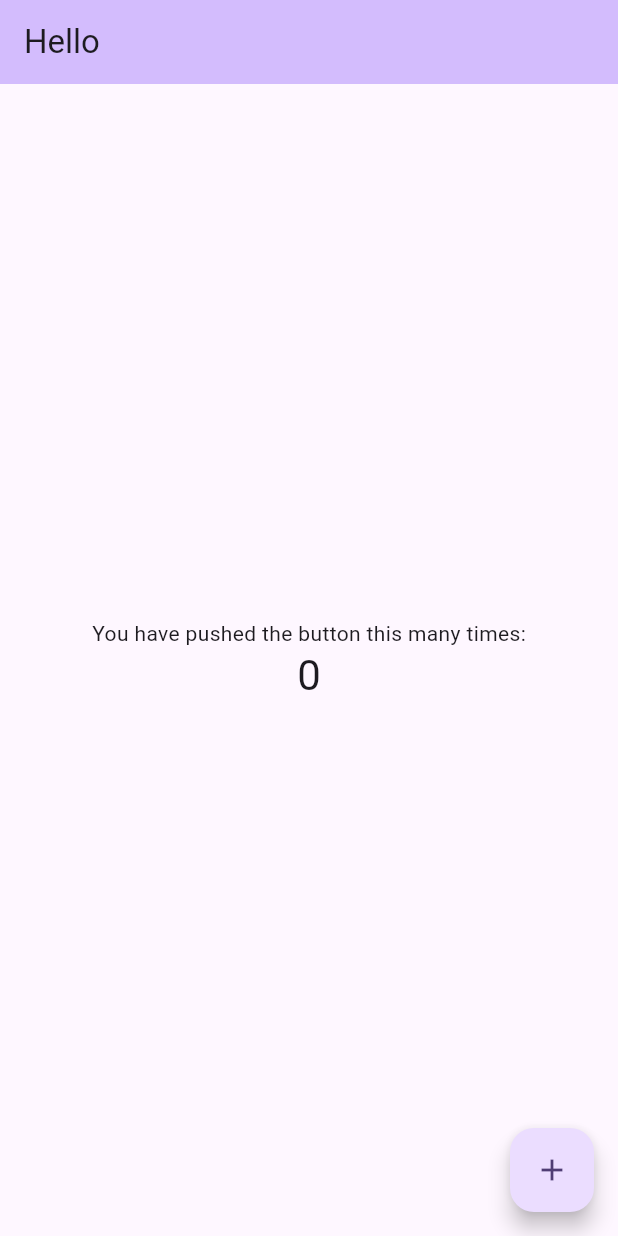
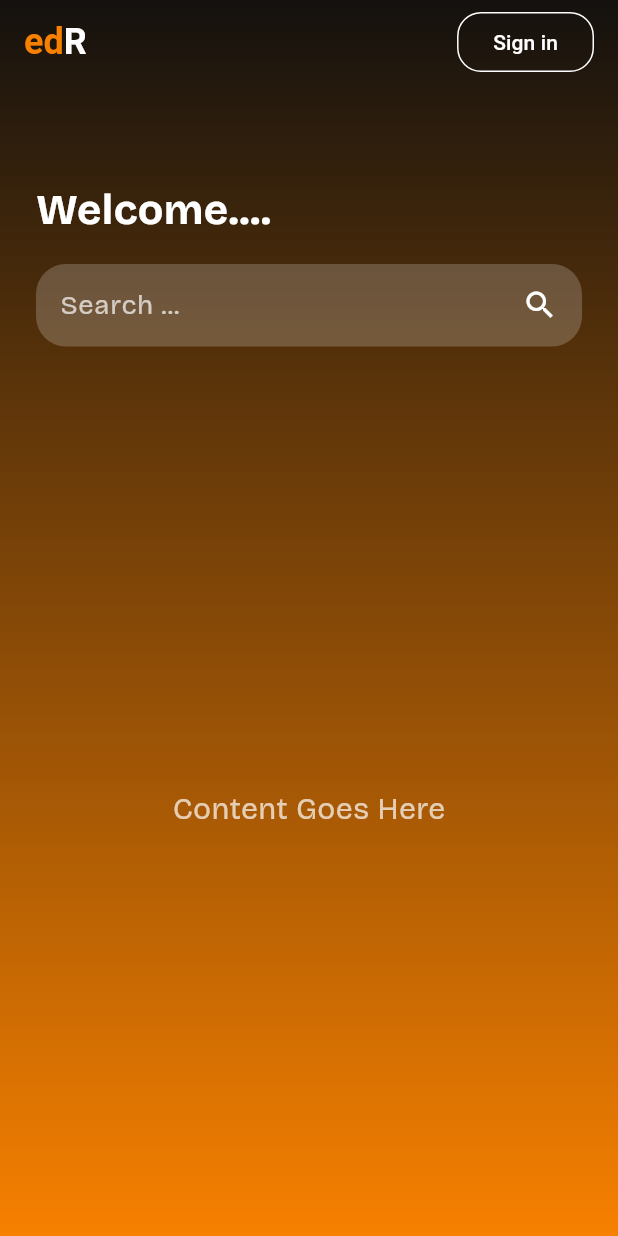
Before and after one commit to DripHard/EduRoad, a Flutter app: the screen it shows after launch, on a phone screen of 412 x 824 dp. Run offline on Flutter 3.47's test engine with Material 3 defaults, Android fonts, the phone set to English and light mode, and no system bars; our stand-ins replace flutter_dotenv, google_fonts.

Commit message:
trial lang watch gi practice san ang main

```diff
--- a/eduroad/lib/main.dart
+++ b/eduroad/lib/main.dart
@@ -1,6 +1,7 @@
 import 'package:eduroad/splash.dart';
 import 'package:flutter/material.dart';
 import 'package:flutter_dotenv/flutter_dotenv.dart';
+import 'package:google_fonts/google_fonts.dart';
 
 void main() async {
   runApp(const MyApp());
@@ -12,116 +13,123 @@ void main() async {
 class MyApp extends StatelessWidget {
   const MyApp({super.key});
 
-  // This widget is the root of your application.
   @override
   Widget build(BuildContext context) {
     return MaterialApp(
-      title: 'Flutter Demo',
-      theme: ThemeData(
-        // This is the theme of your application.
-        //
-        // TRY THIS: Try running your application with "flutter run". You'll see
-        // the application has a purple toolbar. Then, without quitting the app,
-        // try changing the seedColor in the colorScheme below to Colors.green
-        // and then invoke "hot reload" (save your changes or press the "hot
-        // reload" button in a Flutter-supported IDE, or press "r" if you used
-        // the command line to start the app).
-        //
-        // Notice that the counter didn't reset back to zero; the application
-        // state is not lost during the reload. To reset the state, use hot
-        // restart instead.
-        //
-        // This works for code too, not just values: Most code changes can be
-        // tested with just a hot reload.
-        colorScheme: ColorScheme.fromSeed(seedColor: Colors.deepPurple),
-      ),
-      home: Splash()
+      debugShowCheckedModeBanner: false,
+      title: 'EduRoad',
+      home: Splash(),
     );
   }
 }
 
-class MyHomePage extends StatefulWidget {
-  const MyHomePage({super.key, required this.title});
-
-  // This widget is the home page of your application. It is stateful, meaning
-  // that it has a State object (defined below) that contains fields that affect
-  // how it looks.
-
-  // This class is the configuration for the state. It holds the values (in this
-  // case the title) provided by the parent (in this case the App widget) and
-  // used by the build method of the State. Fields in a Widget subclass are
-  // always marked "final".
-
-  final String title;
-
-  @override
-  State<MyHomePage> createState() => _MyHomePageState();
-}
-
-class _MyHomePageState extends State<MyHomePage> {
-  int _counter = 0;
-
-  void _incrementCounter() {
-    setState(() {
-      // This call to setState tells the Flutter framework that something has
-      // changed in this State, which causes it to rerun the build method below
-      // so that the display can reflect the updated values. If we changed
-      // _counter without calling setState(), then the build method would not be
-      // called again, and so nothing would appear to happen.
-      _counter++;
-    });
-  }
+class HomePage extends StatelessWidget {
+  const HomePage({super.key});
 
   @override
   Widget build(BuildContext context) {
-    // This method is rerun every time setState is called, for instance as done
-    // by the _incrementCounter method above.
-    //
-    // The Flutter framework has been optimized to make rerunning build methods
-    // fast, so that you can just rebuild anything that needs updating rather
-    // than having to individually change instances of widgets.
     return Scaffold(
+      extendBodyBehindAppBar: true,
       appBar: AppBar(
-        // TRY THIS: Try changing the color here to a specific color (to
-        // Colors.amber, perhaps?) and trigger a hot reload to see the AppBar
-        // change color while the other colors stay the same.
-        backgroundColor: Theme.of(context).colorScheme.inversePrimary,
-        // Here we take the value from the MyHomePage object that was created by
-        // the App.build method, and use it to set our appbar title.
-        title: Text(widget.title),
+        backgroundColor: Colors.transparent,
+        elevation: 0,
+        title: Text.rich(
+          TextSpan(
+            style: GoogleFonts.bricolageGrotesque(
+                fontSize: 24, fontWeight: FontWeight.bold),
+            children: const [
+              TextSpan(
+                text: 'ed',
+                style: TextStyle(color: Color(0xFFF78000)),
+              ),
+              TextSpan(
+                text: 'R',
+                style: TextStyle(color: Colors.white),
+              ),
+            ],
+          ),
+        ),
+        actions: [
+          Padding(
+            padding: const EdgeInsets.only(right: 16),
+            child: OutlinedButton(
+              style: OutlinedButton.styleFrom(
+                foregroundColor: Colors.white,
+                side: const BorderSide(color: Colors.white, width: 1),
+                shape: RoundedRectangleBorder(
+                    borderRadius: BorderRadius.circular(16)),
+              ),
+              onPressed: () {},
+              child: const Text('Sign in'),
+            ),
+          ),
+        ],
       ),
-      body: Center(
-        // Center is a layout widget. It takes a single child and positions it
-        // in the middle of the parent.
-        child: Column(
-          // Column is also a layout widget. It takes a list of children and
-          // arranges them vertically. By default, it sizes itself to fit its
-          // children horizontally, and tries to be as tall as its parent.
-          //
-          // Column has various properties to control how it sizes itself and
-          // how it positions its children. Here we use mainAxisAlignment to
-          // center the children vertically; the main axis here is the vertical
-          // axis because Columns are vertical (the cross axis would be
-          // horizontal).
-          //
-          // TRY THIS: Invoke "debug painting" (choose the "Toggle Debug Paint"
-          // action in the IDE, or press "p" in the console), to see the
-          // wireframe for each widget.
-          mainAxisAlignment: MainAxisAlignment.center,
-          children: <Widget>[
-            const Text('You have pushed the button this many times:'),
-            Text(
-              '$_counter',
-              style: Theme.of(context).textTheme.headlineMedium,
-            ),
-          ],
+      body: Container(
+        decoration: const BoxDecoration(
+          gradient: LinearGradient(
+            begin: Alignment.topCenter,
+            end: Alignment.bottomCenter,
+            colors: [Color(0xFF14110E), Color(0xFFF78000)],
+          ),
+        ),
+        child: Padding(
+          padding: const EdgeInsets.symmetric(horizontal: 24),
+          child: Column(
+            crossAxisAlignment: CrossAxisAlignment.start,
+            children: [
+              const SizedBox(height: 120), // Space for the AppBar
+              Text(
+                "Welcome....",
+                style: GoogleFonts.bricolageGrotesque(
+                  fontSize: 28,
+                  fontWeight: FontWeight.bold,
+                  color: Colors.white,
+                ),
+              ),
+              const SizedBox(height: 16),
+              // Search Bar
+              Container(
+                padding: const EdgeInsets.symmetric(horizontal: 16),
+                height: 55,
+                decoration: BoxDecoration(
+                  color: Colors.white.withOpacity(0.2),
+                  borderRadius: BorderRadius.circular(20),
+                ),
+                child: Row(
+                  children: [
+                    Expanded(
+                      child: TextField(
+                        decoration: InputDecoration(
+                          hintText: "Search ...",
+                          hintStyle: GoogleFonts.bricolageGrotesque(
+                              color: Colors.white70, fontSize: 18),
+                          border: InputBorder.none,
+                        ),
+                        style: const TextStyle(color: Colors.white),
+                      ),
+                    ),
+                    const Icon(Icons.search, color: Colors.white),
+                  ],
+                ),
+              ),
+              const SizedBox(height: 24),
+              // Content placeholder
+              Expanded(
+                child: Center(
+                  child: Text(
+                    "Content Goes Here",
+                    style: GoogleFonts.bricolageGrotesque(
+                      fontSize: 20,
+                      color: Colors.white70,
+                    ),
+                  ),
+                ),
+              ),
+            ],
+          ),
         ),
       ),
-      floatingActionButton: FloatingActionButton(
-        onPressed: _incrementCounter,
-        tooltip: 'Increment',
-        child: const Icon(Icons.add),
-      ), // This trailing comma makes auto-formatting nicer for build methods.
     );
   }
 }
--- a/eduroad/lib/splash.dart
+++ b/eduroad/lib/splash.dart
@@ -18,7 +18,7 @@ class _SplashState extends State<Splash> {
 
   _navigatetohome()async {
     await Future.delayed(Duration(milliseconds: 1500), () {});
-    Navigator.pushReplacement(context, MaterialPageRoute(builder: (context) => MyHomePage(title: "Hello")));
+    Navigator.pushReplacement(context, MaterialPageRoute(builder: (context) =>HomePage()));
   }
 
   @override
```
Also changed, not shown: eduroad/lib/pages/home.dart (added).
